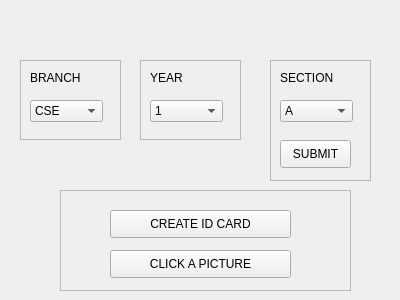
nitin-vk/face-recognition-based-attendance, file Student_ID.ui: the form before one commit.
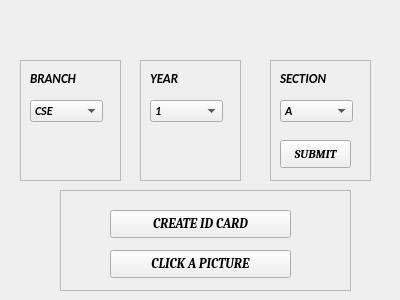
The form after the commit.

```diff
--- a/Student_ID.ui
+++ b/Student_ID.ui
@@ -13,6 +13,12 @@
   <property name="windowTitle">
    <string>Form</string>
   </property>
+  <property name="autoFillBackground">
+   <bool>true</bool>
+  </property>
+  <property name="styleSheet">
+   <string notr="true">background-color:</string>
+  </property>
   <widget class="QFrame" name="frame">
    <property name="geometry">
     <rect>
@@ -37,6 +43,15 @@
       <height>28</height>
      </rect>
     </property>
+    <property name="font">
+     <font>
+      <family>Cambria</family>
+      <pointsize>10</pointsize>
+      <weight>75</weight>
+      <italic>true</italic>
+      <bold>true</bold>
+     </font>
+    </property>
     <property name="text">
      <string>CREATE ID CARD</string>
     </property>
@@ -50,6 +65,15 @@
       <height>28</height>
      </rect>
     </property>
+    <property name="font">
+     <font>
+      <family>Cambria</family>
+      <pointsize>10</pointsize>
+      <weight>75</weight>
+      <italic>true</italic>
+      <bold>true</bold>
+     </font>
+    </property>
     <property name="text">
      <string>CLICK A PICTURE</string>
     </property>
@@ -61,7 +85,7 @@
      <x>20</x>
      <y>60</y>
      <width>101</width>
-     <height>80</height>
+     <height>121</height>
     </rect>
    </property>
    <property name="frameShape">
@@ -79,6 +103,14 @@
       <height>22</height>
      </rect>
     </property>
+    <property name="font">
+     <font>
+      <family>Calibri</family>
+      <weight>75</weight>
+      <italic>true</italic>
+      <bold>true</bold>
+     </font>
+    </property>
     <item>
      <property name="text">
       <string>CSE</string>
@@ -115,10 +147,19 @@
      <rect>
       <x>10</x>
       <y>10</y>
-      <width>55</width>
+      <width>71</width>
       <height>16</height>
      </rect>
     </property>
+    <property name="font">
+     <font>
+      <family>Calibri</family>
+      <pointsize>10</pointsize>
+      <weight>75</weight>
+      <italic>true</italic>
+      <bold>true</bold>
+     </font>
+    </property>
     <property name="text">
      <string>BRANCH</string>
     </property>
@@ -130,7 +171,7 @@
      <x>140</x>
      <y>60</y>
      <width>101</width>
-     <height>80</height>
+     <height>121</height>
     </rect>
    </property>
    <property name="frameShape">
@@ -148,6 +189,14 @@
       <height>22</height>
      </rect>
     </property>
+    <property name="font">
+     <font>
+      <family>Calibri</family>
+      <weight>75</weight>
+      <italic>true</italic>
+      <bold>true</bold>
+     </font>
+    </property>
     <item>
      <property name="text">
       <string>1</string>
@@ -178,6 +227,15 @@
       <height>16</height>
      </rect>
     </property>
+    <property name="font">
+     <font>
+      <family>Calibri</family>
+      <pointsize>10</pointsize>
+      <weight>75</weight>
+      <italic>true</italic>
+      <bold>true</bold>
+     </font>
+    </property>
     <property name="text">
      <string>YEAR</string>
     </property>
@@ -207,6 +265,14 @@
       <height>22</height>
      </rect>
     </property>
+    <property name="font">
+     <font>
+      <family>Calibri</family>
+      <weight>75</weight>
+      <italic>true</italic>
+      <bold>true</bold>
+     </font>
+    </property>
     <item>
      <property name="text">
       <string>A</string>
@@ -228,10 +294,19 @@
      <rect>
       <x>10</x>
       <y>10</y>
-      <width>55</width>
+      <width>71</width>
       <height>16</height>
      </rect>
     </property>
+    <property name="font">
+     <font>
+      <family>Calibri</family>
+      <pointsize>10</pointsize>
+      <weight>75</weight>
+      <italic>true</italic>
+      <bold>true</bold>
+     </font>
+    </property>
     <property name="text">
      <string>SECTION</string>
     </property>
@@ -245,6 +320,15 @@
       <height>28</height>
      </rect>
     </property>
+    <property name="font">
+     <font>
+      <family>Cambria</family>
+      <pointsize>9</pointsize>
+      <weight>75</weight>
+      <italic>true</italic>
+      <bold>true</bold>
+     </font>
+    </property>
     <property name="text">
      <string>SUBMIT</string>
     </property>
```
